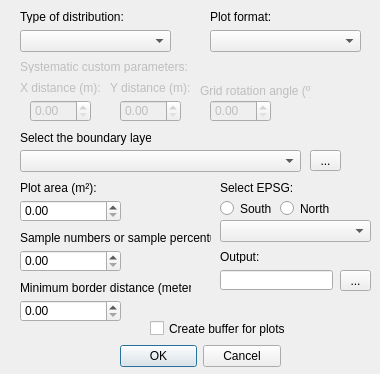
Old version of the form plot_alocation_dialog_base.ui in the repository RichterV/ForestPyTools-QGIS-module.
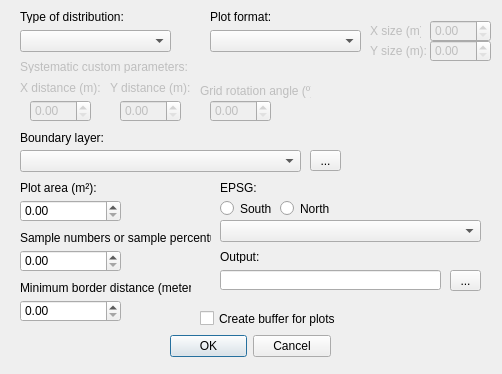
New version of the form.

```diff
--- a/plot_alocation_dialog_base.ui
+++ b/plot_alocation_dialog_base.ui
@@ -6,7 +6,7 @@
    <rect>
     <x>0</x>
     <y>0</y>
-    <width>380</width>
+    <width>502</width>
     <height>374</height>
    </rect>
   </property>
@@ -16,8 +16,8 @@
   <widget class="QDialogButtonBox" name="button_box">
    <property name="geometry">
     <rect>
-     <x>120</x>
-     <y>340</y>
+     <x>170</x>
+     <y>330</y>
      <width>161</width>
      <height>32</height>
     </rect>
@@ -39,7 +39,7 @@
     </rect>
    </property>
    <property name="text">
-    <string>Select the boundary layer:</string>
+    <string>Boundary layer:</string>
    </property>
   </widget>
   <widget class="QLabel" name="label_2">
@@ -132,7 +132,7 @@
     <rect>
      <x>220</x>
      <y>270</y>
-     <width>113</width>
+     <width>221</width>
      <height>20</height>
     </rect>
    </property>
@@ -153,7 +153,7 @@
   <widget class="QToolButton" name="select_save_button">
    <property name="geometry">
     <rect>
-     <x>340</x>
+     <x>450</x>
      <y>270</y>
      <width>31</width>
      <height>21</height>
@@ -218,7 +218,7 @@
     </rect>
    </property>
    <property name="text">
-    <string>Select EPSG:</string>
+    <string>EPSG:</string>
    </property>
   </widget>
   <widget class="QComboBox" name="epsg_selector">
@@ -226,7 +226,7 @@
     <rect>
      <x>220</x>
      <y>220</y>
-     <width>151</width>
+     <width>261</width>
      <height>22</height>
     </rect>
    </property>
@@ -286,8 +286,8 @@
   <widget class="QCheckBox" name="buffer_check_box">
    <property name="geometry">
     <rect>
-     <x>150</x>
-     <y>320</y>
+     <x>200</x>
+     <y>310</y>
      <width>151</width>
      <height>17</height>
     </rect>
@@ -411,6 +411,77 @@
     <string>Y distance (m):</string>
    </property>
   </widget>
+  <widget class="QLabel" name="custom_plot_format_label_x">
+   <property name="enabled">
+    <bool>false</bool>
+   </property>
+   <property name="geometry">
+    <rect>
+     <x>370</x>
+     <y>20</y>
+     <width>51</width>
+     <height>21</height>
+    </rect>
+   </property>
+   <property name="text">
+    <string>X size (m):</string>
+   </property>
+  </widget>
+  <widget class="QLabel" name="custom_plot_format_label_y">
+   <property name="enabled">
+    <bool>false</bool>
+   </property>
+   <property name="geometry">
+    <rect>
+     <x>370</x>
+     <y>40</y>
+     <width>111</width>
+     <height>21</height>
+    </rect>
+   </property>
+   <property name="text">
+    <string>Y size (m):</string>
+   </property>
+  </widget>
+  <widget class="QDoubleSpinBox" name="custom_plot_format_x_value">
+   <property name="enabled">
+    <bool>false</bool>
+   </property>
+   <property name="geometry">
+    <rect>
+     <x>430</x>
+     <y>20</y>
+     <width>61</width>
+     <height>22</height>
+    </rect>
+   </property>
+   <property name="maximum">
+    <double>360.000000000000000</double>
+   </property>
+   <property name="singleStep">
+    <double>0.500000000000000</double>
+   </property>
+  </widget>
+  <widget class="QDoubleSpinBox" name="custom_plot_format_y_value">
+   <property name="enabled">
+    <bool>false</bool>
+   </property>
+   <property name="geometry">
+    <rect>
+     <x>430</x>
+     <y>40</y>
+     <width>61</width>
+     <height>22</height>
+    </rect>
+   </property>
+   <property name="maximum">
+    <double>360.000000000000000</double>
+   </property>
+   <property name="singleStep">
+    <double>0.500000000000000</double>
+   </property>
+  </widget>
+  <zorder>systematic_custom_y_label</zorder>
   <zorder>label_2</zorder>
   <zorder>button_box</zorder>
   <zorder>label</zorder>
```
Left out of the diff: 4 changed lines with no effect on the pictures.
